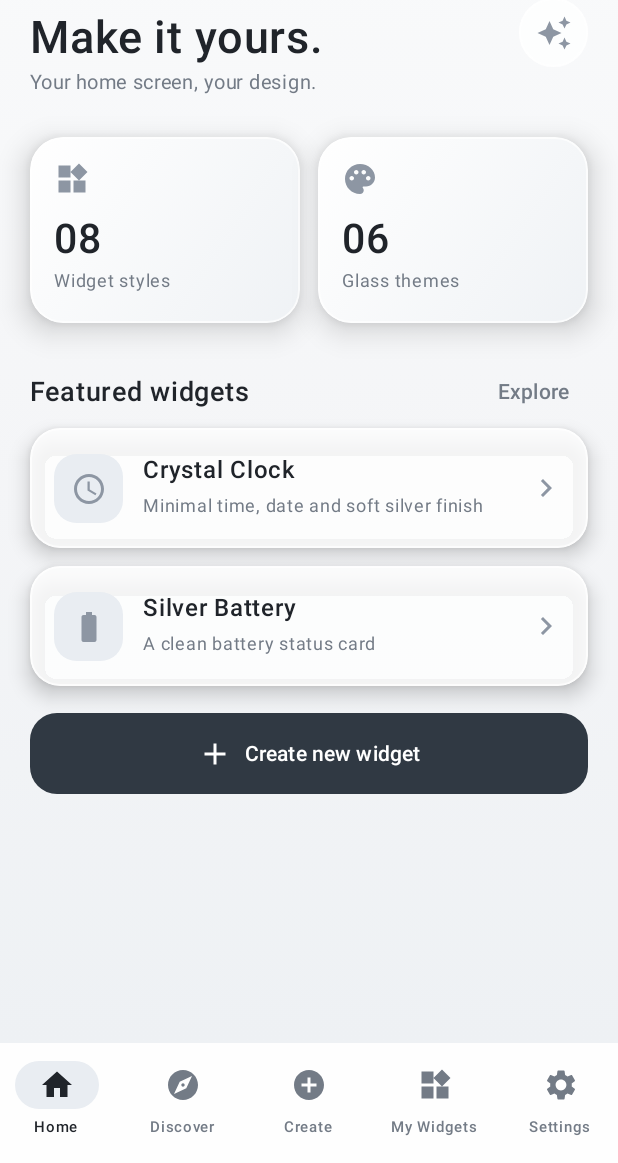
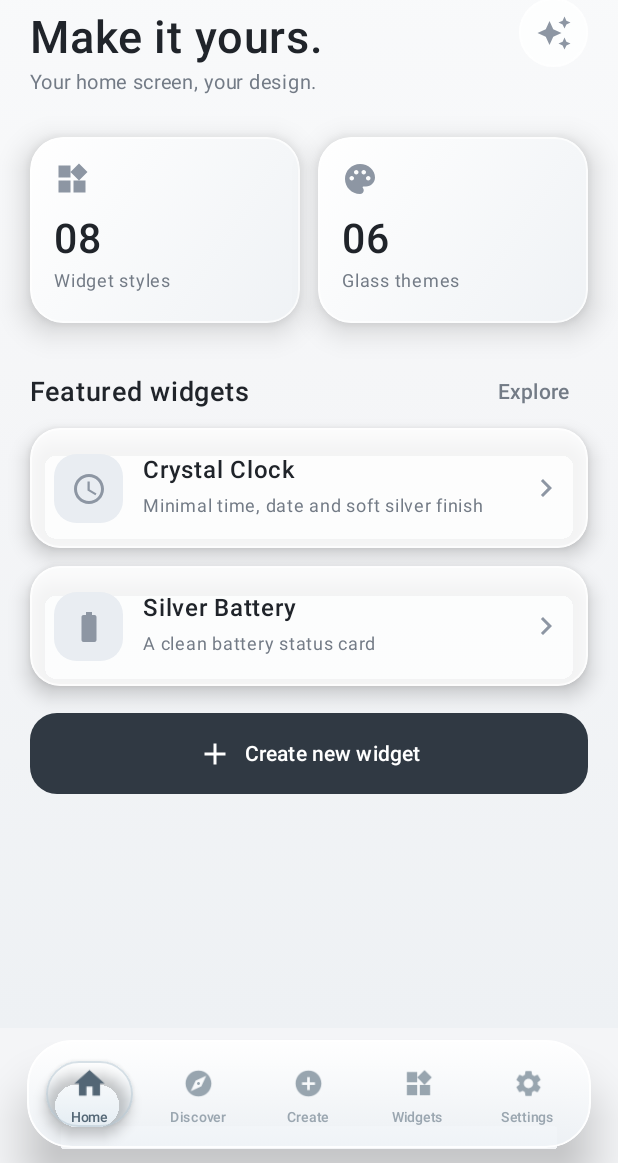
Before and after one commit to wongireng8887-droid/VTX-TOUCH-PRO, an Android app built with Jetpack Compose: the screen it shows after launch (MainActivity), on a phone screen of 412 x 824 dp, the part 73-1236 px from its top. Run offline under Robolectric (Android 15) with nearby library versions, the phone set to English and light mode, and no system bars.

Commit message:
Add fluid Liquid Glass navigation bar

```diff
--- a/app/src/main/java/com/vtx/widgetos/ui/VtxApp.kt
+++ b/app/src/main/java/com/vtx/widgetos/ui/VtxApp.kt
@@ -4,6 +4,7 @@ import androidx.compose.foundation.background
 import androidx.compose.foundation.border
 import androidx.compose.foundation.clickable
 import androidx.compose.foundation.layout.*
+import androidx.compose.ui.graphics.graphicsLayer
 import androidx.compose.foundation.lazy.grid.GridCells
 import androidx.compose.foundation.lazy.grid.LazyVerticalGrid
 import androidx.compose.foundation.lazy.grid.items
@@ -30,36 +31,14 @@ private enum class Tab(val label: String) {
 @Composable
 fun VtxApp() {
     var selected by remember { mutableStateOf(Tab.Home) }
+
     Scaffold(
         containerColor = Canvas,
         bottomBar = {
-            NavigationBar(
-                containerColor = Color.White.copy(alpha = 0.88f),
-                tonalElevation = 0.dp
-            ) {
-                Tab.entries.forEach { tab ->
-                    val icon = when (tab) {
-                        Tab.Home -> Icons.Default.Home
-                        Tab.Discover -> Icons.Default.Explore
-                        Tab.Create -> Icons.Default.AddCircle
-                        Tab.Widgets -> Icons.Default.Widgets
-                        Tab.Settings -> Icons.Default.Settings
-                    }
-                    NavigationBarItem(
-                        selected = selected == tab,
-                        onClick = { selected = tab },
-                        icon = { Icon(icon, contentDescription = tab.label) },
-                        label = { Text(tab.label, fontSize = 10.sp) },
-                        colors = NavigationBarItemDefaults.colors(
-                            selectedIconColor = TextPrimary,
-                            selectedTextColor = TextPrimary,
-                            indicatorColor = AccentSoft,
-                            unselectedIconColor = TextSecondary,
-                            unselectedTextColor = TextSecondary
-                        )
-                    )
-                }
-            }
+            FloatingLiquidNavigationBar(
+                selected = selected,
+                onSelect = { selected = it }
+            )
         }
     ) { padding ->
         Box(Modifier.fillMaxSize().padding(padding)) {
@@ -69,6 +48,155 @@ fun VtxApp() {
                 Tab.Create -> CreateScreen()
                 Tab.Widgets -> MyWidgetsScreen()
                 Tab.Settings -> SettingsScreen()
+            }
+        }
+    }
+}
+
+@Composable
+private fun FloatingLiquidNavigationBar(
+    selected: Tab,
+    onSelect: (Tab) -> Unit
+) {
+    val tabs = Tab.entries
+    val selectedIndex = tabs.indexOf(selected)
+
+    Box(
+        modifier = Modifier
+            .fillMaxWidth()
+            .background(Color.Transparent)
+            .navigationBarsPadding()
+            .padding(start = 18.dp, end = 18.dp, top = 8.dp, bottom = 10.dp),
+        contentAlignment = Alignment.Center
+    ) {
+        BoxWithConstraints(
+            modifier = Modifier
+                .fillMaxWidth()
+                .height(72.dp)
+                .shadow(18.dp, RoundedCornerShape(30.dp))
+                .background(
+                    Brush.verticalGradient(
+                        listOf(Color.White.copy(alpha = 0.96f), Color(0xFFEFF3F7).copy(alpha = 0.94f))
+                    ),
+                    RoundedCornerShape(30.dp)
+                )
+                .border(1.dp, Color.White.copy(alpha = 0.95f), RoundedCornerShape(30.dp))
+                .padding(horizontal = 5.dp, vertical = 5.dp)
+        ) {
+            val slotWidth = maxWidth / tabs.size
+            val indicatorWidth = 58.dp
+            val targetOffset = slotWidth * selectedIndex + (slotWidth - indicatorWidth) / 2
+            val indicatorOffset by androidx.compose.animation.core.animateDpAsState(
+                targetValue = targetOffset,
+                animationSpec = androidx.compose.animation.core.spring(
+                    dampingRatio = 0.72f,
+                    stiffness = 360f
+                ),
+                label = "liquid-indicator-position"
+            )
+            val indicatorWidthAnimated by androidx.compose.animation.core.animateDpAsState(
+                targetValue = if (selected == Tab.Create) 62.dp else indicatorWidth,
+                animationSpec = androidx.compose.animation.core.spring(
+                    dampingRatio = 0.68f,
+                    stiffness = 420f
+                ),
+                label = "liquid-indicator-width"
+            )
+
+            // The soft capsule follows the active tab with a spring, rather than snapping.
+            Box(
+                modifier = Modifier
+                    .offset(x = indicatorOffset)
+                    .width(indicatorWidthAnimated)
+                    .height(44.dp)
+                    .align(Alignment.CenterStart)
+                    .background(
+                        Brush.verticalGradient(
+                            listOf(Color.White, Color(0xFFE5EDF3))
+                        ),
+                        RoundedCornerShape(22.dp)
+                    )
+                    .border(
+                        width = 1.dp,
+                        color = Color(0xFFB9C8D3).copy(alpha = 0.55f),
+                        shape = RoundedCornerShape(22.dp)
+                    )
+                    .shadow(5.dp, RoundedCornerShape(22.dp))
+            )
+
+            Row(
+                modifier = Modifier.fillMaxSize(),
+                verticalAlignment = Alignment.CenterVertically
+            ) {
+                tabs.forEach { tab ->
+                    val isSelected = selected == tab
+                    val icon = when (tab) {
+                        Tab.Home -> Icons.Default.Home
+                        Tab.Discover -> Icons.Default.Explore
+                        Tab.Create -> Icons.Default.AddCircle
+                        Tab.Widgets -> Icons.Default.Widgets
+                        Tab.Settings -> Icons.Default.Settings
+                    }
+                    val iconScale by androidx.compose.animation.core.animateFloatAsState(
+                        targetValue = if (isSelected) 1.10f else 0.94f,
+                        animationSpec = androidx.compose.animation.core.spring(
+                            dampingRatio = 0.62f,
+                            stiffness = 420f
+                        ),
+                        label = "nav-icon-scale-${tab.name}"
+                    )
+                    val iconTint by androidx.compose.animation.animateColorAsState(
+                        targetValue = if (isSelected) Color(0xFF536675) else Color(0xFF98A5AF),
+                        animationSpec = androidx.compose.animation.core.tween(durationMillis = 260),
+                        label = "nav-icon-color-${tab.name}"
+                    )
+                    val labelTint by androidx.compose.animation.animateColorAsState(
+                        targetValue = if (isSelected) Color(0xFF536675) else Color(0xFF9AA6B0),
+                        animationSpec = androidx.compose.animation.core.tween(durationMillis = 260),
+                        label = "nav-label-color-${tab.name}"
+                    )
+
+                    Column(
+                        modifier = Modifier
+                            .weight(1f)
+                            .fillMaxHeight()
+                            .clickable(
+                                indication = null,
+                                interactionSource = remember { androidx.compose.foundation.interaction.MutableInteractionSource() }
+                            ) { onSelect(tab) },
+                        horizontalAlignment = Alignment.CenterHorizontally,
+                        verticalArrangement = Arrangement.Center
+                    ) {
+                        Box(
+                            modifier = Modifier.height(27.dp),
+                            contentAlignment = Alignment.Center
+                        ) {
+                            Icon(
+                                imageVector = icon,
+                                contentDescription = tab.label,
+                                tint = iconTint,
+                                modifier = Modifier
+                                    .size(22.dp)
+                                    .graphicsLayer {
+                                        scaleX = iconScale
+                                        scaleY = iconScale
+                                    }
+                            )
+                        }
+                        Spacer(Modifier.height(3.dp))
+                        Text(
+                            text = when (tab) {
+                                Tab.Widgets -> "Widgets"
+                                else -> tab.label
+                            },
+                            color = labelTint,
+                            fontSize = 9.sp,
+                            lineHeight = 11.sp,
+                            fontWeight = if (isSelected) FontWeight.SemiBold else FontWeight.Medium,
+                            maxLines = 1
+                        )
+                    }
+                }
             }
         }
     }
```
